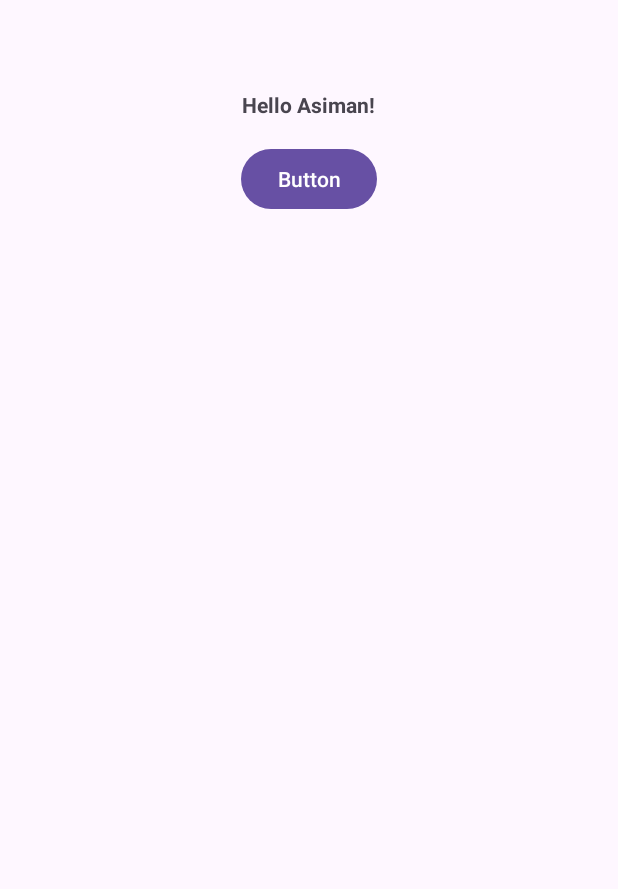
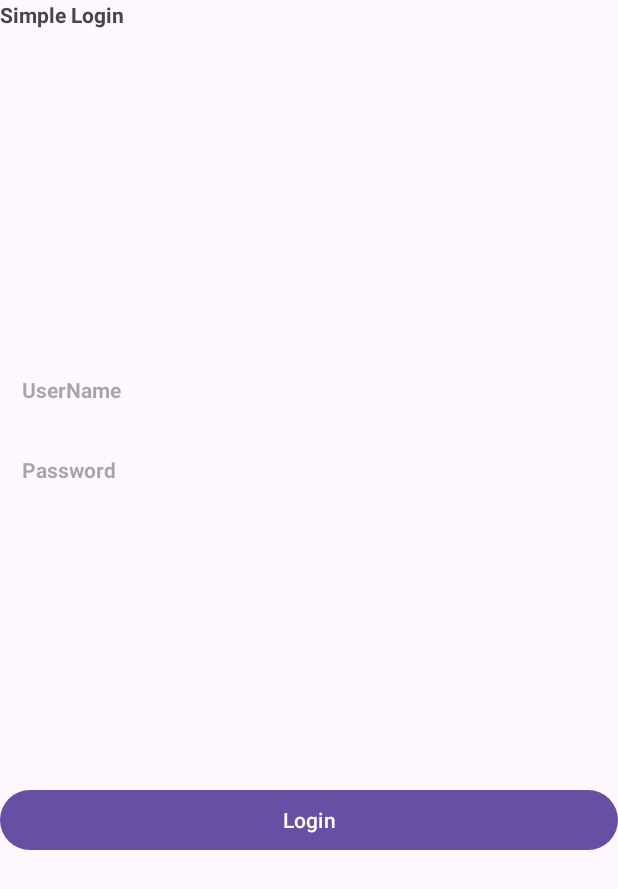
Before and after one commit to asiteymurlu/learn_android, an Android app: the screen it shows after launch (MainActivity), on a phone screen of 412 x 824 dp. Shown: the top 889 px of the screen. Run offline under Robolectric (Android 15) with nearby library versions, the phone set to English and light mode, and no system bars.

Commit message:
android_learning

```diff
--- a/app/src/main/java/com/example/firstapp/MainActivity.kt
+++ b/app/src/main/java/com/example/firstapp/MainActivity.kt
@@ -11,10 +11,10 @@ import androidx.core.view.WindowInsetsCompat
 
 class MainActivity : AppCompatActivity() {
 
-
-    var txtHello: TextView? = null
-    var button: Button? = null
-
+    var simpleLogin: TextView? = null
+    var password : TextView? = null
+    var username: TextView? = null
+    var login: Button? = null
     @SuppressLint("MissingInflatedId")
     override fun onCreate(savedInstanceState: Bundle?) {
         super.onCreate(savedInstanceState)
@@ -23,16 +23,18 @@ class MainActivity : AppCompatActivity() {
         enableEdgeToEdge()
 
 
-        setContentView(R.layout.activity_main)
+
+        setContentView(R.layout.simple_login)
 
         //initiALIZE
-        txtHello = findViewById(R.id.txt_hello)
-        button = findViewById(R.id.button)
+        password = findViewById(R.id.password)
+        username= findViewById(R.id.username)
+        username= findViewById(R.id.login)
+        simpleLogin = findViewById(R.id.simple_login)
 
 
-        button?.setOnClickListener {
-            txtHello?.text = "Salam"
-        }
+
+
 
 
 
--- a/app/src/main/res/layout/activity_main.xml
+++ b/app/src/main/res/layout/activity_main.xml
@@ -4,8 +4,8 @@
     xmlns:tools="http://schemas.android.com/tools"
     android:id="@+id/main"
     android:layout_width="match_parent"
+    android:layout_height="match_parent"
     android:orientation="vertical"
-    android:layout_height="match_parent"
     tools:context=".MainActivity">
 
     <TextView
@@ -13,8 +13,8 @@
         android:layout_width="wrap_content"
         android:layout_height="wrap_content"
         android:layout_gravity="center"
+        android:layout_marginTop="60dp"
         android:text="Hello Asiman!"
-        android:layout_marginTop="60dp"
         android:textStyle="bold" />
 
 
--- /dev/null
+++ b/app/src/main/res/layout/simple_login.xml
@@ -0,0 +1,48 @@
+<?xml version="1.0" encoding="utf-8"?>
+<LinearLayout xmlns:android="http://schemas.android.com/apk/res/android"
+    xmlns:app="http://schemas.android.com/apk/res-auto"
+    xmlns:tools="http://schemas.android.com/tools"
+    android:id="@+id/main"
+    android:layout_width="match_parent"
+    android:layout_height="match_parent"
+    android:orientation="vertical"
+    tools:context=".MainActivity">
+    <TextView
+        android:id="@+id/simple_login"
+        android:layout_width="match_parent"
+        android:layout_height="50dp"
+        android:layout_gravity="center"
+        android:layout_marginTop="0dp"
+        android:text="@string/simple_login"
+        android:textStyle="bold" />
+
+    <TextView
+        android:id="@+id/username"
+        android:layout_width="match_parent"
+        android:layout_height="wrap_content"
+        android:layout_gravity="center"
+        android:layout_marginTop="200dp"
+        android:layout_marginStart="10dp"
+        android:hint="@string/username"
+        android:textStyle="bold" />
+
+
+    <TextView
+        android:id="@+id/password"
+        android:layout_width="match_parent"
+        android:layout_height="wrap_content"
+        android:layout_gravity="center"
+        android:layout_marginTop="34dp"
+        android:layout_marginStart="10dp"
+        android:hint="@string/password"
+        android:textStyle="bold" />
+
+    <Button
+        android:id="@+id/login"
+        android:layout_width="match_parent"
+        android:layout_height="wrap_content"
+        android:layout_gravity="center"
+        android:layout_marginTop="200dp"
+        android:text="@string/login" />
+
+</LinearLayout>
--- a/app/src/main/res/values/strings.xml
+++ b/app/src/main/res/values/strings.xml
@@ -1,3 +1,7 @@
 <resources>
     <string name="app_name">First App</string>
+    <string name="simple_login">Simple Login</string>
+    <string name="username">UserName</string>
+    <string name="password">Password</string>
+    <string name="login">Login</string>
 </resources>
```
